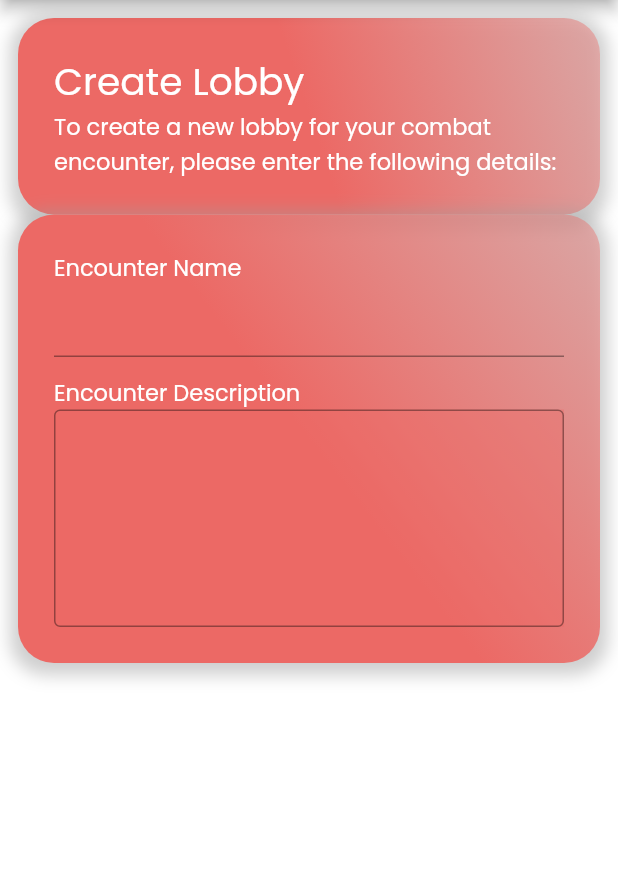
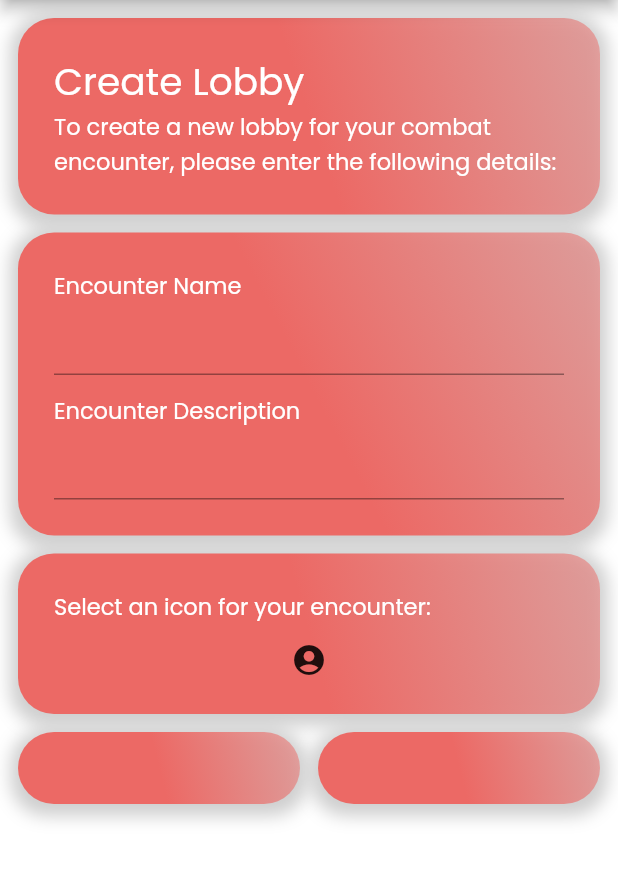
Before and after one commit to grandbigmac/dnd_hp_tracker, a Flutter app: the CreateLobby screen opened directly, on a phone screen of 412 x 824 dp, the part 84-967 px from its top. Run offline on Flutter 3.47's test engine with Material 2 defaults, Android fonts, the light colour scheme and no system bars; our stand-ins replace cloud_firestore, firebase_core, google_fonts, page_transition; accounts and stored records are empty.

Commit message:
Adding buttons and UI elements

```diff
--- a/lib/styles/colours.dart
+++ b/lib/styles/colours.dart
@@ -12,6 +12,6 @@ LinearGradient redBlockContainer = LinearGradient(
     end: Alignment.topRight,
     colors: [
       widgetBackgroundRed,
-      widgetBackgroundRed.withAlpha(100),
+      widgetBackgroundRed.withAlpha(125),
     ]
 );
--- a/lib/views/create_lobby.dart
+++ b/lib/views/create_lobby.dart
@@ -47,21 +47,31 @@ class _CreateLobbyState extends State<CreateLobby> with SingleTickerProviderStat
             const SizedBox(height: 12.0),
             Text('Encounter Description', style: widgetContent,),
             Container(
-              color: widgetBackgroundRed.withAlpha(100),
               child: TextField(
-                maxLines: 5,
-                scrollPadding: const EdgeInsets.only(bottom:40),
+                controller: encounterDescription,
                 style: widgetContent,
-                controller: encounterDescription,
-                decoration: InputDecoration(
-                    border: OutlineInputBorder(
-                        borderSide: BorderSide(color: Colors.white, width: 10),
-                    )
-                ),
+                keyboardType: TextInputType.multiline,
+                minLines: 1,//Normal textInputField will be displayed
+                maxLines: 5,// when user presses enter it will adapt to it
               ),
             ),
           ],
         ),
+      );
+    }
+
+    Widget chooseIcon() {
+      return Container(
+        child: Column(
+          crossAxisAlignment: CrossAxisAlignment.start,
+          children: [
+            Text('Select an icon for your encounter:', style: widgetContent,),
+            const SizedBox(height: 12.0),
+            Center(
+              child: Icon(Icons.account_circle_rounded),
+            )
+          ],
+        )
       );
     }
 
@@ -78,7 +88,24 @@ class _CreateLobbyState extends State<CreateLobby> with SingleTickerProviderStat
           shrinkWrap: true,
           children: [
             blockContainer(context, 'Create Lobby', 'To create a new lobby for your combat encounter, please enter the following details:', redBlockContainer),
-            blockContainerCustomContent(context, registerContent(), redBlockContainer)
+            const SizedBox(height: 12.0),
+            blockContainerCustomContent(context, registerContent(), redBlockContainer),
+            const SizedBox(height: 12.0),
+            blockContainerCustomContent(context, chooseIcon(), redBlockContainer),
+            const SizedBox(height: 12.0),
+            Row(
+              children: [
+                Flexible(
+                  flex: 1,
+                  child: blockContainerCustomContent(context, Container(), redBlockContainer),
+                ),
+                const SizedBox(width: 12.0),
+                Flexible(
+                  flex: 1,
+                  child: blockContainerCustomContent(context, Container(), redBlockContainer),
+                )
+              ],
+            )
           ],
         ),
       ),
```
